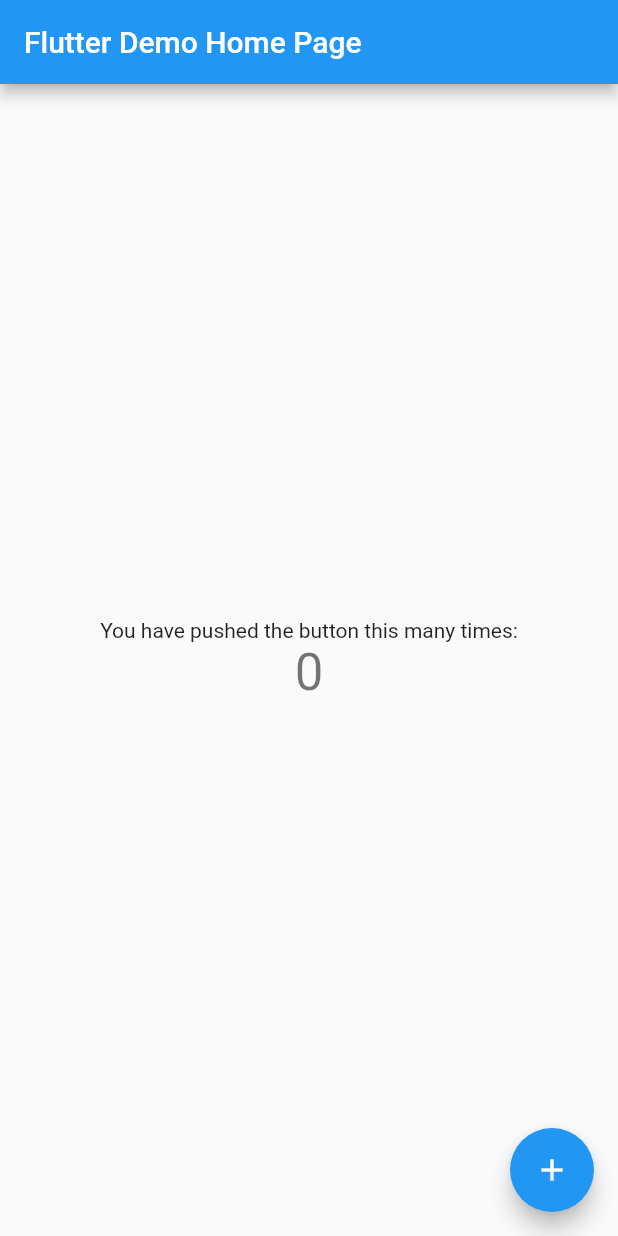
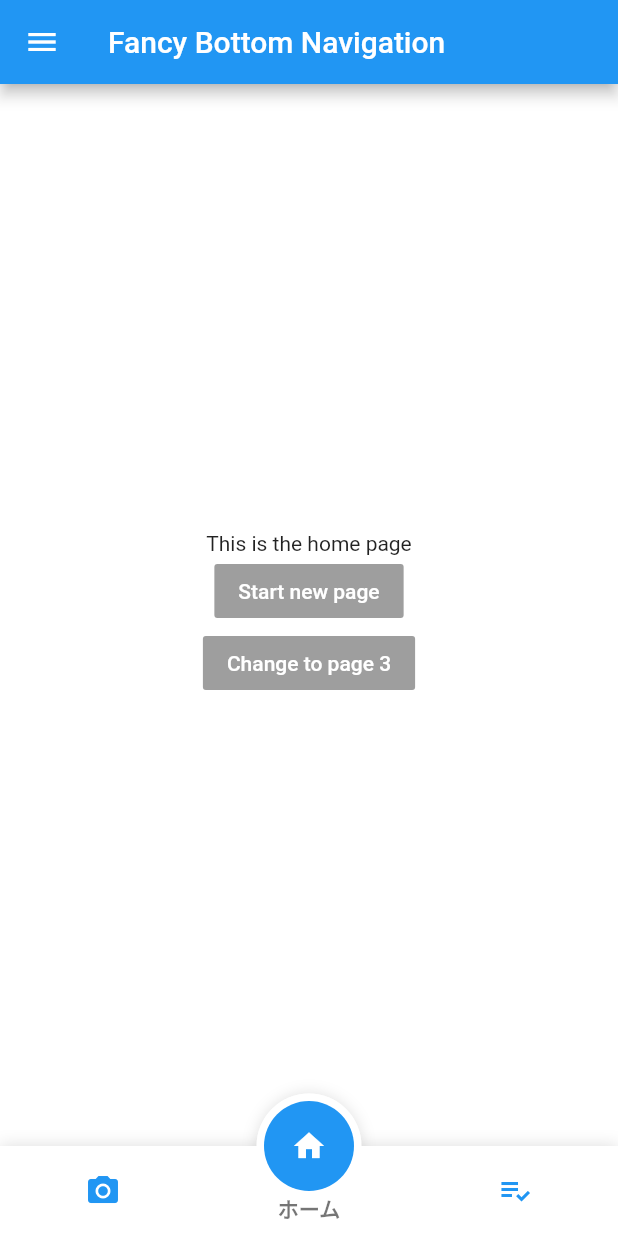
Before and after one commit to azukisiromochi/momoyama_roll_call, a Flutter app: the screen it shows after launch, on a phone screen of 412 x 824 dp. Run offline on Flutter 3.47's test engine with Material 2 defaults, Android fonts, the phone set to English and light mode, and no system bars; drawn by our look-alikes of fancy_bottom_navigation.

Commit message:
🚧 タブビュー作りかけ

```diff
--- a/lib/components/home/home.dart
+++ b/lib/components/home/home.dart
@@ -1,3 +1,4 @@
+import 'package:fancy_bottom_navigation/fancy_bottom_navigation.dart';
 import 'package:flutter/material.dart';
 
 class Home extends StatefulWidget {
@@ -8,39 +9,108 @@ class Home extends StatefulWidget {
 }
 
 class _HomeState extends State<Home> {
-  int _counter = 0;
+  int currentPage = 0;
 
-  void _incrementCounter() {
-    setState(() {
-      _counter++;
-    });
-  }
+  GlobalKey bottomNavigationKey = GlobalKey();
 
   @override
   Widget build(BuildContext context) {
     return Scaffold(
       appBar: AppBar(
-        title: const Text('Flutter Demo Home Page'),
+        title: Text("Fancy Bottom Navigation"),
       ),
-      body: Center(
-        child: Column(
-          mainAxisAlignment: MainAxisAlignment.center,
-          children: <Widget>[
-            const Text(
-              'You have pushed the button this many times:',
-            ),
-            Text(
-              '$_counter',
-              style: Theme.of(context).textTheme.headline4,
-            ),
-          ],
+      body: Container(
+        decoration: BoxDecoration(color: Colors.white),
+        child: Center(
+          child: _getPage(currentPage),
         ),
       ),
-      floatingActionButton: FloatingActionButton(
-        onPressed: _incrementCounter,
-        tooltip: 'Increment',
-        child: Icon(Icons.add),
+      bottomNavigationBar: FancyBottomNavigation(
+        tabs: [
+          TabData(
+            iconData: Icons.camera_alt,
+            title: "QRコード",
+            onclick: () => print(0),
+          ),
+          TabData(
+            iconData: Icons.home,
+            title: "ホーム",
+            onclick: () => print(1),
+          ),
+          TabData(
+            iconData: Icons.playlist_add_check,
+            title: "名簿",
+            onclick: () => print(2),
+          )
+        ],
+        initialSelection: 1,
+        key: bottomNavigationKey,
+        onTabChangedListener: (position) {
+          setState(() {
+            currentPage = position;
+          });
+        },
+      ),
+      drawer: Drawer(
+        child: ListView(
+          children: <Widget>[Text("Hello"), Text("World")],
+        ),
       ),
     );
   }
+
+  Widget _getPage(int page) {
+    switch (page) {
+      case 0:
+        return Column(
+          mainAxisSize: MainAxisSize.min,
+          children: <Widget>[
+            Text("This is the home page"),
+            RaisedButton(
+              child: Text(
+                "Start new page",
+                style: TextStyle(color: Colors.white),
+              ),
+              color: Theme.of(context).primaryColor,
+            ),
+            RaisedButton(
+              child: Text(
+                "Change to page 3",
+                style: TextStyle(color: Colors.white),
+              ),
+              color: Theme.of(context).accentColor,
+            )
+          ],
+        );
+      case 1:
+        return Column(
+          mainAxisSize: MainAxisSize.min,
+          children: <Widget>[
+            Text("This is the search page"),
+            RaisedButton(
+              child: Text(
+                "Start new page",
+                style: TextStyle(color: Colors.white),
+              ),
+              color: Theme.of(context).primaryColor,
+            )
+          ],
+        );
+      default:
+        return Column(
+          mainAxisSize: MainAxisSize.min,
+          children: <Widget>[
+            Text("This is the basket page"),
+            RaisedButton(
+              child: Text(
+                "Start new page",
+                style: TextStyle(color: Colors.white),
+              ),
+              color: Theme.of(context).primaryColor,
+              onPressed: () {},
+            )
+          ],
+        );
+    }
+  }
 }
--- a/pubspec.yaml
+++ b/pubspec.yaml
@@ -28,6 +28,9 @@ dependencies:
   # The following adds the Cupertino Icons font to your application.
   # Use with the CupertinoIcons class for iOS style icons.
   cupertino_icons: ^0.1.3
+
+  # https://pub.dev/packages/fancy_bottom_navigation
+  fancy_bottom_navigation: ^0.3.2
 
 dev_dependencies:
   flutter_test:
```
Also changed, not shown: pubspec.lock.
